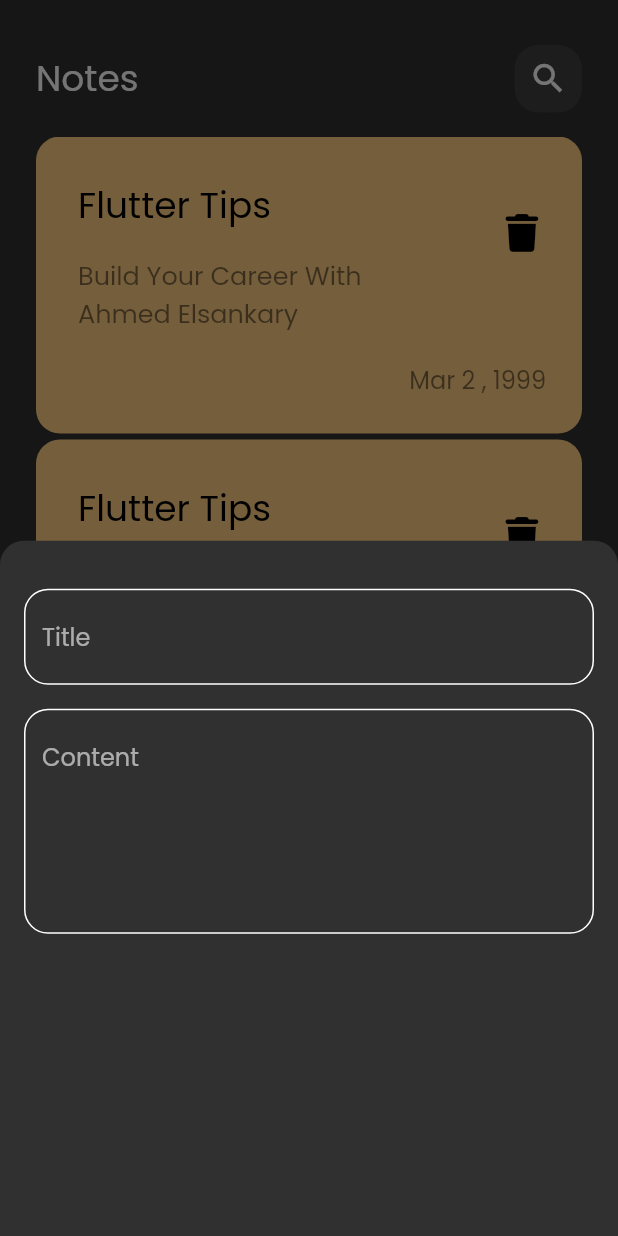
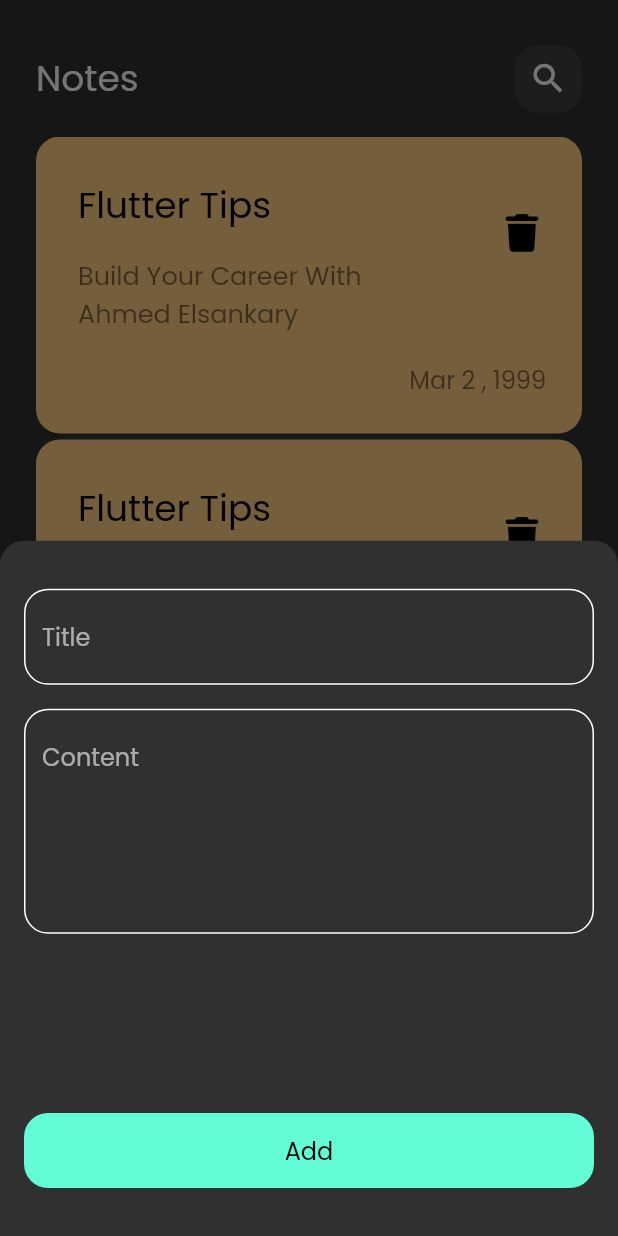
Before and after one commit to elsankary99/notes_app, a Flutter app: the screen it shows after launch, after a tap on the "add" icon, on a phone screen of 412 x 824 dp. Run offline on Flutter 3.47's test engine with Material 2 defaults, Android fonts, the phone set to English and light mode, and no system bars; our stand-ins replace font_awesome_flutter.

Commit message:
create custom button

```diff
--- /dev/null
+++ b/lib/views/widgets/custom_button.dart
@@ -0,0 +1,26 @@
+import 'package:flutter/material.dart';
+import 'package:notes_app/views/widgets/constant.dart';
+
+class CustomButton extends StatelessWidget {
+  const CustomButton({super.key});
+
+  @override
+  Widget build(BuildContext context) {
+    return GestureDetector(
+      child: Container(
+        height: 50,
+        width: double.infinity,
+        decoration: BoxDecoration(
+          color: kPrimaryColor,
+          borderRadius: BorderRadius.circular(16),
+        ),
+        child: const Center(
+          child: Text(
+            'Add',
+            style: TextStyle(color: Colors.black, fontSize: 16),
+          ),
+        ),
+      ),
+    );
+  }
+}
--- a/lib/views/widgets/notes_modal_bottom_sheet.dart
+++ b/lib/views/widgets/notes_modal_bottom_sheet.dart
@@ -1,4 +1,5 @@
 import 'package:flutter/material.dart';
+import 'package:notes_app/views/widgets/custom_button.dart';
 import 'package:notes_app/views/widgets/custom_text_field.dart';
 
 class AddNoteBottonSheet extends StatelessWidget {
@@ -7,14 +8,13 @@ class AddNoteBottonSheet extends StatelessWidget {
   @override
   Widget build(BuildContext context) {
     return Padding(
-      padding: const EdgeInsets.symmetric(horizontal: 16),
-      child: Column(children: [
-        SizedBox(
-          height: 32,
-        ),
+      padding: const EdgeInsets.symmetric(horizontal: 16, vertical: 32),
+      child: Column(children: const [
         CustomTextFiel(hintText: 'Title'),
         SizedBox(height: 16),
         CustomTextFiel(hintText: 'Content', maxLines: 5),
+        Spacer(),
+        CustomButton(),
       ]),
     );
   }
```
